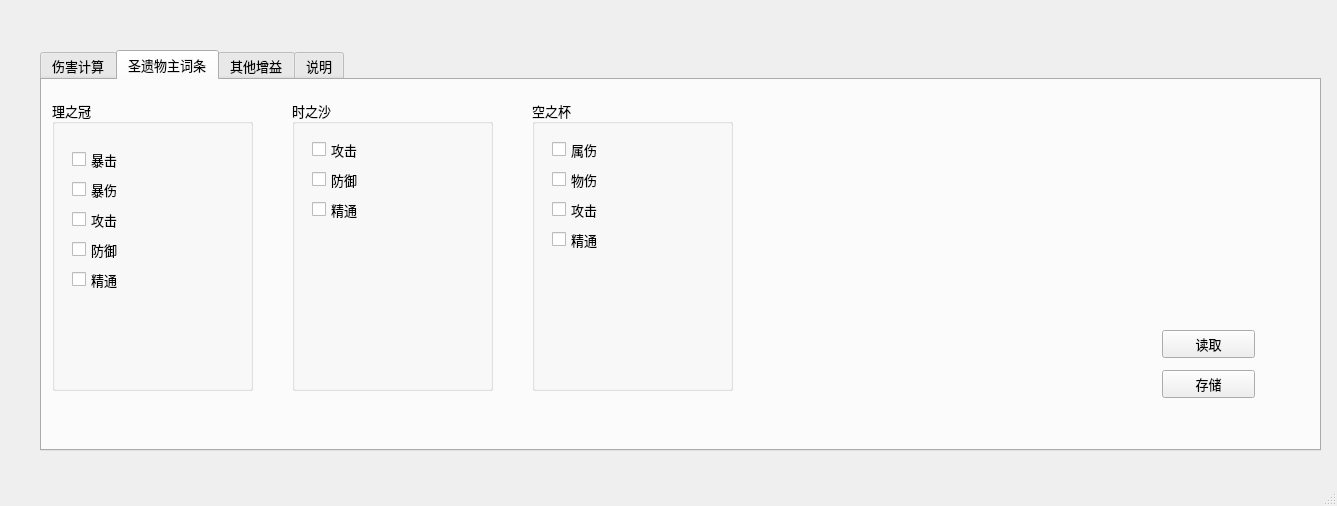
This is data/test.ui in gaofrank1986/gmi15 as Qt 5 draws it before an edit. The edited form follows.
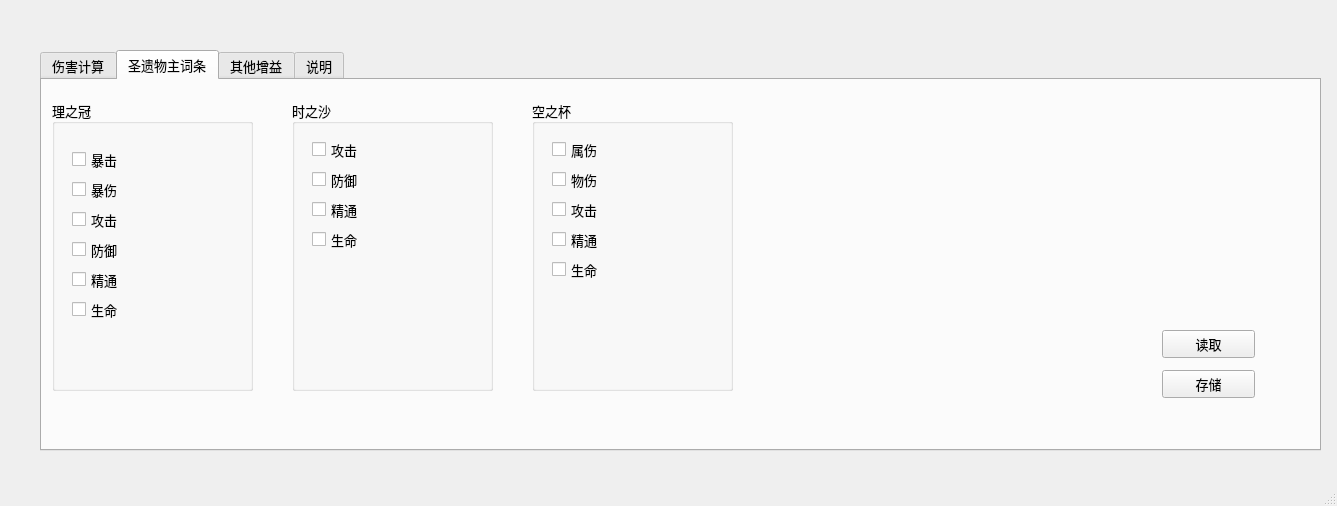
This is the edited form. The open tabs and pages were chosen to show the change.

Commit message: 增加 主词条 生命

Diff of the .ui file:
```diff
--- a/data/test.ui
+++ b/data/test.ui
@@ -460,6 +460,19 @@
         <string>精通</string>
        </property>
       </widget>
+      <widget class="QCheckBox" name="cbox_h_hr">
+       <property name="geometry">
+        <rect>
+         <x>20</x>
+         <y>200</y>
+         <width>91</width>
+         <height>19</height>
+        </rect>
+       </property>
+       <property name="text">
+        <string>生命</string>
+       </property>
+      </widget>
      </widget>
      <widget class="QGroupBox" name="groupBox_2">
       <property name="geometry">
@@ -512,6 +525,19 @@
         <string>精通</string>
        </property>
       </widget>
+      <widget class="QCheckBox" name="cbox_g_hr">
+       <property name="geometry">
+        <rect>
+         <x>20</x>
+         <y>130</y>
+         <width>91</width>
+         <height>19</height>
+        </rect>
+       </property>
+       <property name="text">
+        <string>生命</string>
+       </property>
+      </widget>
      </widget>
      <widget class="QGroupBox" name="groupBox_3">
       <property name="geometry">
@@ -577,6 +603,19 @@
         <string>精通</string>
        </property>
       </widget>
+      <widget class="QCheckBox" name="cbox_c_hr">
+       <property name="geometry">
+        <rect>
+         <x>20</x>
+         <y>160</y>
+         <width>91</width>
+         <height>19</height>
+        </rect>
+       </property>
+       <property name="text">
+        <string>生命</string>
+       </property>
+      </widget>
      </widget>
      <widget class="QPushButton" name="b_read_main">
       <property name="geometry">
```
Left out of the diff: 6 changed lines with no effect on the pictures. The commit also changes 1 other file.
